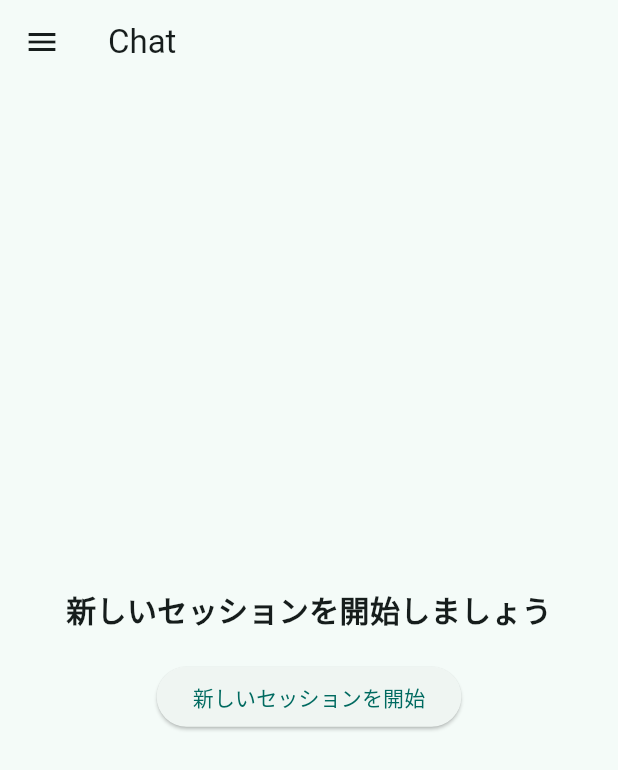
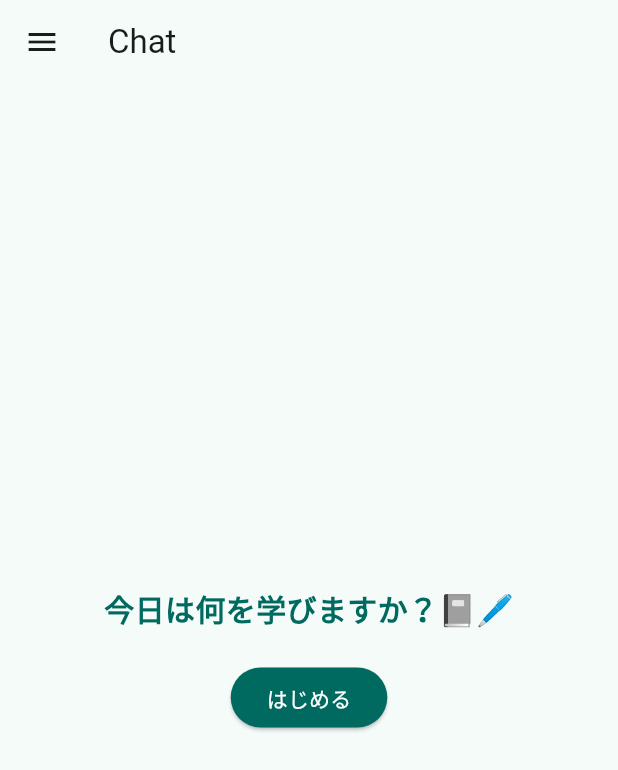
Before and after one commit to dikky1218/ai-agent-hackathon-2025, a Flutter app: the screen it shows after launch, on a phone screen of 412 x 824 dp. Shown: the top 770 px of the screen. Run offline on Flutter 3.47's test engine with Material 3 defaults, Android fonts, the light colour scheme and no system bars; our stand-ins replace flutter_markdown, image_picker, shared_preferences, speech_to_text; missing offline and left inert: flutter_ai_toolkit.

Commit message:
セッションリストウィジェットとスプリットページのテキストを更新し、ボタンのラベルを「新しい勉強をはじめる」と「はじめる」に変更しました。また、スプリットページのタイトルを「今日は何を学びますか？📓🖊️」と「今までの学び」に変更し、テーマに基づいた色設定を適用しました。これにより、UIの一貫性とユーザー体験が向上しました。

```diff
--- a/front/lib/session_list_widget.dart
+++ b/front/lib/session_list_widget.dart
@@ -48,7 +48,7 @@ class _SessionListWidgetState extends State<SessionListWidget> {
           padding: const EdgeInsets.all(8.0),
           child: ElevatedButton(
             onPressed: _createNewSession,
-            child: const Text('新しいセッションを開始'),
+            child: const Text('新しい勉強をはじめる'),
           ),
         ),
         Expanded(
--- a/front/lib/split_page.dart
+++ b/front/lib/split_page.dart
@@ -33,12 +33,20 @@ class _SplitPageState extends State<SplitPage> {
             child: Column(
               mainAxisAlignment: MainAxisAlignment.center,
               children: [
-                const Text(
-                  '新しいセッションを開始しましょう',
-                  style: TextStyle(fontSize: 20, fontWeight: FontWeight.bold),
+                Text(
+                  '今日は何を学びますか？📓🖊️',
+                  style: TextStyle(
+                    fontSize: 20,
+                    fontWeight: FontWeight.bold,
+                    color: Theme.of(context).colorScheme.primary,
+                  ),
                 ),
                 const SizedBox(height: 20),
                 ElevatedButton(
+                  style: ElevatedButton.styleFrom(
+                    backgroundColor: Theme.of(context).colorScheme.primary,
+                    foregroundColor: Theme.of(context).colorScheme.onPrimary,
+                  ),
                   onPressed: () async {
                     final ApiClient apiClient = ApiClient();
                     final newSession = await apiClient.createSession(widget.userId);
@@ -46,7 +54,7 @@ class _SplitPageState extends State<SplitPage> {
                       _selectedSessionId = newSession.id;
                     });
                   },
-                  child: const Text('新しいセッションを開始'),
+                  child: const Text('はじめる'),
                 ),
               ],
             ),
@@ -90,7 +98,7 @@ class _SplitPageState extends State<SplitPage> {
                   child: Align(
                     alignment: Alignment.centerLeft,
                     child: Text(
-                      'セッション一覧',
+                      '今までの学び',
                       style: TextStyle(
                         color: Theme.of(context).colorScheme.onPrimary,
                         fontSize: 16,
```
